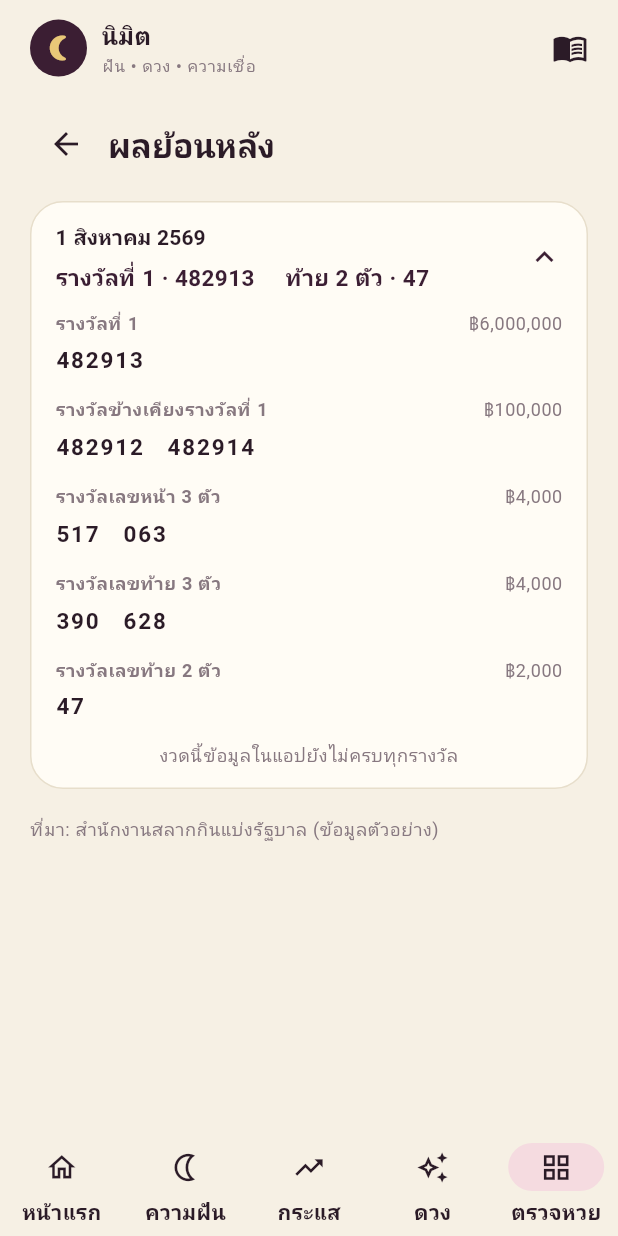
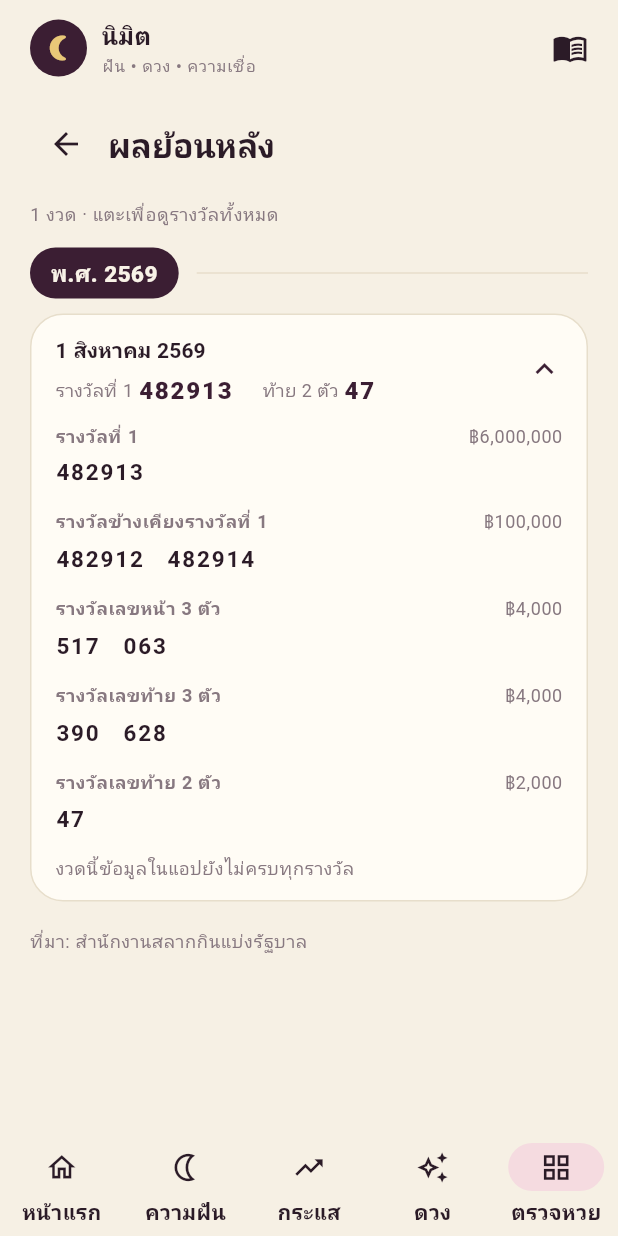
Before and after one commit to cheetahokok-sudo/Nimit, a Flutter app: the LotteryHistoryScreen screen opened by its route, after a tap on "1 สิงหาคม 2569", on a phone screen of 412 x 824 dp. Run offline on Flutter 3.47's test engine with Material 3 defaults, Android fonts, the phone set to English and light mode, and no system bars; our stand-ins replace flutter_riverpod, go_router, google_fonts, shared_preferences; accounts and stored records are empty.

Commit message:
ผลย้อนหลัง: show two years, and make the year visible
Reported from the live app: the history list looked wrong — months appeared
twice in a row and the year never changed from 2569.

Both observations were right, though not for the reason they looked like. The
ORDER was correct (verified against live: newest-first, true). The real faults:

  1. Only 12 draws were loaded, so the list stopped at 1 กุมภาพันธ์ 2569 —
     six months, not the one-to-two years the product asks for. 2568 was
     simply never fetched.
  2. Thai lottery draws twice a month, so "16 พฤษภาคม" directly above
     "2 พฤษภาคม" is correct data — but with no year marker anywhere on screen
     it reads as duplicated rows.

Raising the limit was not an option. Measured against the live database,
lottery_recent_draws is 52 KB for 12 draws and 104 KB for 24, because every
draw carries all 173 numbers, nine tier objects with Thai names, and a repeated
source block including the full licence note. Two years would be ~208 KB sent
to a phone on mobile data so that a list showing two numbers per row could
ignore 95% of it.

So api.lottery_history returns ~140 bytes per draw — two years in 6.5 KB, 32x
smaller — and the 173 numbers for a งวด are fetched by api.lottery_draw(date)
only when that row is actually expanded. Rows now group under a พ.ศ. heading,
which is what makes the twice-a-month rhythm read as intentional.

yearBe is computed server-side rather than derived in Dart, so the grouping key
and the displayed label cannot disagree.

Assertions added: anon can execute all five read functions, and the light list
stays light — it fails if anyone reintroduces prizes/numbers into it, or drops
yearBe. 79 SQL assertions, 99 Flutter tests, analyzer clean.

Co-Authored-By: Claude Opus 5 <noreply@anthropic.com>

```diff
--- a/app/lib/data/mock/mock_repositories.dart
+++ b/app/lib/data/mock/mock_repositories.dart
@@ -152,6 +152,27 @@ class MockLotteryRepository implements LotteryRepository {
   }
 
   @override
+  Future<List<DrawSummary>> history({int limit = 48}) async {
+    await Future<void>.delayed(_latency);
+    return [
+      DrawSummary(
+        drawDate: _drawDate,
+        labelTh: '1 สิงหาคม 2569',
+        yearBe: 2569,
+        firstPrize: '482913',
+        last2: '47',
+        complete: false,
+      ),
+    ];
+  }
+
+  @override
+  Future<DrawResult> drawFor(DateTime date) async {
+    await Future<void>.delayed(_latency);
+    return _demoDraw();
+  }
+
+  @override
   Future<DigitStats> digitStats({int windowDraws = 24}) async {
     await Future<void>.delayed(_latency);
     return DigitStats(
--- a/app/lib/data/models/lottery.dart
+++ b/app/lib/data/models/lottery.dart
@@ -289,6 +289,43 @@ class BudgetState {
       );
 }
 
+/// One row of the ผลย้อนหลัง list.
+///
+/// Deliberately NOT a [DrawResult]. A full draw is ~4 KB because it carries all
+/// 173 numbers; two years of them is over 200 KB, which is a poor thing to send
+/// to a phone on mobile data for a list that shows two numbers per row. This
+/// carries ~140 bytes, and the full detail is fetched per draw only when a row
+/// is expanded.
+class DrawSummary {
+  const DrawSummary({
+    required this.drawDate,
+    required this.labelTh,
+    required this.yearBe,
+    this.firstPrize,
+    this.last2,
+    this.complete = true,
+  });
+
+  final DateTime drawDate;
+  final String labelTh;
+
+  /// Buddhist-era year, used to group the list. Two draws a month otherwise
+  /// reads as duplicated rows.
+  final int yearBe;
+  final String? firstPrize;
+  final String? last2;
+  final bool complete;
+
+  factory DrawSummary.fromJson(Map<String, dynamic> json) => DrawSummary(
+        drawDate: DateTime.parse(json['drawDate'] as String),
+        labelTh: json['labelTh'] as String? ?? '',
+        yearBe: (json['yearBe'] as num?)?.toInt() ?? 0,
+        firstPrize: json['first'] as String?,
+        last2: json['last2'] as String?,
+        complete: json['complete'] as bool? ?? true,
+      );
+}
+
 /// One bucket of the เลขท้าย 2 ตัว frequency table.
 class Last2Bucket {
   const Last2Bucket({required this.number, required this.count, this.lastSeen});
--- a/app/lib/data/providers.dart
+++ b/app/lib/data/providers.dart
@@ -86,6 +86,16 @@ final recentDrawsProvider = FutureProvider<List<DrawResult>>(
 final digitStatsProvider = FutureProvider<DigitStats>(
   (ref) => ref.watch(lotteryRepositoryProvider).digitStats(),
 );
+
+/// Two years of draws as a light list (~6 KB). The heavy per-draw detail is
+/// loaded on demand by [drawByDateProvider] when a row is expanded.
+final lotteryHistoryProvider = FutureProvider<List<DrawSummary>>(
+  (ref) => ref.watch(lotteryRepositoryProvider).history(),
+);
+
+final drawByDateProvider =
+    FutureProvider.family<DrawResult, DateTime>((ref, date) =>
+        ref.watch(lotteryRepositoryProvider).drawFor(date));
 
 /// The user's saved numbers checked against the latest announced draw.
 ///
--- a/app/lib/features/lottery/lottery_history_screen.dart
+++ b/app/lib/features/lottery/lottery_history_screen.dart
@@ -2,27 +2,32 @@ import 'package:flutter/material.dart';
 import 'package:flutter_riverpod/flutter_riverpod.dart';
 
 import '../../core/theme/nimit_theme.dart';
-import '../../core/utils/thai_date.dart';
 import '../../core/widgets/section.dart';
 import '../../data/models/lottery.dart';
 import '../../data/providers.dart';
 import 'lottery_sub_screen.dart';
 import 'lottery_widgets.dart';
 
-/// ผลย้อนหลัง — past draws, expandable to all 173 numbers.
+/// ผลย้อนหลัง — roughly two years of draws.
 ///
-/// The full tier lists live here rather than on the main screen because 173
-/// numbers would bury the one thing a user opens the app for on draw day.
+/// The list itself is deliberately light (date, รางวัลที่ 1, เลขท้าย 2 ตัว);
+/// all 173 numbers for a งวด are fetched only when that row is expanded. Two
+/// years the heavy way would be ~208 KB, which is not a reasonable thing to
+/// send to a phone on mobile data so that most of it can go unread.
+///
+/// Rows are grouped under a Buddhist-era year heading. Without one, the two
+/// draws every month (1st and 16th) read as duplicated rows — reported by a
+/// user looking at exactly this screen.
 class LotteryHistoryScreen extends ConsumerWidget {
   const LotteryHistoryScreen({super.key});
 
   @override
   Widget build(BuildContext context, WidgetRef ref) {
-    final draws = ref.watch(recentDrawsProvider);
+    final history = ref.watch(lotteryHistoryProvider);
 
     return LotterySubScreen(
       titleTh: 'ผลย้อนหลัง',
-      child: draws.when(
+      child: history.when(
         loading: () => const Padding(
           padding: EdgeInsets.symmetric(vertical: 40),
           child: Center(child: CircularProgressIndicator()),
@@ -30,36 +35,86 @@ class LotteryHistoryScreen extends ConsumerWidget {
         error: (e, _) => const SectionCard(
           child: DisclaimerText('ยังโหลดผลย้อนหลังไม่ได้ ลองใหม่อีกครั้ง'),
         ),
-        data: (list) => list.isEmpty
-            ? const SectionCard(
+        data: (list) {
+          if (list.isEmpty) {
+            return const SectionCard(
               child: DisclaimerText('ยังไม่มีผลย้อนหลังในแอป'),
-              )
-            : Column(
+            );
+          }
+
+          final children = <Widget>[];
+          int? currentYear;
+          for (final d in list) {
+            if (d.yearBe != currentYear) {
+              currentYear = d.yearBe;
+              children.add(Padding(
+                padding: EdgeInsets.only(
+                    top: children.isEmpty ? 0 : 18, bottom: 10),
+                child: _YearHeading(yearBe: d.yearBe),
+              ));
+            }
+            children.add(_DrawTile(summary: d));
+            children.add(const SizedBox(height: 10));
+          }
+
+          return Column(
             crossAxisAlignment: CrossAxisAlignment.start,
             children: [
-                  for (final draw in list) ...[
-                    _DrawTile(draw: draw),
-                    const SizedBox(height: 10),
+              Text('${list.length} งวด · แตะเพื่อดูรางวัลทั้งหมด',
+                  style: Theme.of(context)
+                      .textTheme
+                      .bodySmall!
+                      .copyWith(color: NimitColors.inkSoft)),
+              const SizedBox(height: 14),
+              ...children,
+              const SizedBox(height: 8),
+              const DisclaimerText('ที่มา: สำนักงานสลากกินแบ่งรัฐบาล'),
             ],
-                  const SizedBox(height: 8),
-                  DisclaimerText('ที่มา: ${list.first.sourceCustodianTh}'),
-                ],
-              ),
+          );
+        },
       ),
     );
   }
 }
 
-class _DrawTile extends StatelessWidget {
-  const _DrawTile({required this.draw});
+class _YearHeading extends StatelessWidget {
+  const _YearHeading({required this.yearBe});
 
-  final DrawResult draw;
+  final int yearBe;
 
   @override
   Widget build(BuildContext context) {
+    return Row(
+      children: [
+        Container(
+          padding: const EdgeInsets.symmetric(horizontal: 14, vertical: 6),
+          decoration: BoxDecoration(
+            color: NimitColors.aubergine,
+            borderRadius: BorderRadius.circular(999),
+          ),
+          child: Text('พ.ศ. $yearBe',
+              style: const TextStyle(
+                color: NimitColors.onDark,
+                fontSize: 15,
+                fontWeight: FontWeight.w800,
+                fontFeatures: [FontFeature.tabularFigures()],
+              )),
+        ),
+        const SizedBox(width: 12),
+        const Expanded(child: Divider(color: NimitColors.border, height: 1)),
+      ],
+    );
+  }
+}
+
+class _DrawTile extends ConsumerWidget {
+  const _DrawTile({required this.summary});
+
+  final DrawSummary summary;
+
+  @override
+  Widget build(BuildContext context, WidgetRef ref) {
     final textTheme = Theme.of(context).textTheme;
-    final first = draw.tier('first')?.numbers.firstOrNull ?? '—';
-    final last2 = draw.tier('last2')?.numbers.firstOrNull ?? '—';
 
     return SectionCard(
       padding: EdgeInsets.zero,
@@ -70,21 +125,41 @@ class _DrawTile extends StatelessWidget {
           collapsedShape: const Border(),
           tilePadding: const EdgeInsets.symmetric(horizontal: 16),
           childrenPadding: const EdgeInsets.fromLTRB(16, 0, 16, 14),
-          title: Text(formatThaiDate(draw.drawDate),
-              style: textTheme.titleSmall!
-                  .copyWith(fontWeight: FontWeight.w700)),
+          title: Text(summary.labelTh,
+              style:
+                  textTheme.titleSmall!.copyWith(fontWeight: FontWeight.w700)),
           subtitle: Padding(
             padding: const EdgeInsets.only(top: 4),
-            child: Text(
-              'รางวัลที่ 1 · $first     ท้าย 2 ตัว · $last2',
-              style: const TextStyle(
-                fontSize: 15,
-                fontWeight: FontWeight.w700,
-                color: NimitColors.aubergine,
-                fontFeatures: [FontFeature.tabularFigures()],
+            child: Row(
+              children: [
+                _MiniPrize(
+                    labelTh: 'รางวัลที่ 1', value: summary.firstPrize ?? '—'),
+                const SizedBox(width: 20),
+                _MiniPrize(
+                    labelTh: 'ท้าย 2 ตัว', value: summary.last2 ?? '—'),
+              ],
             ),
           ),
+          // The 173 numbers load only when the user asks for them.
+          onExpansionChanged: (open) {
+            if (open) ref.read(drawByDateProvider(summary.drawDate));
+          },
+          children: [
+            Consumer(builder: (context, ref, _) {
+              final full = ref.watch(drawByDateProvider(summary.drawDate));
+              return full.when(
+                loading: () => const Padding(
+                  padding: EdgeInsets.symmetric(vertical: 20),
+                  child: Center(
+                      child: SizedBox(
+                          width: 22,
+                          height: 22,
+                          child: CircularProgressIndicator(strokeWidth: 2))),
                 ),
+                error: (e, _) =>
+                    const DisclaimerText('โหลดรายละเอียดงวดนี้ไม่สำเร็จ'),
+                data: (draw) => Column(
+                  crossAxisAlignment: CrossAxisAlignment.start,
                   children: [
                     for (final tier in draw.prizes)
                       Padding(
@@ -107,7 +182,9 @@ class _DrawTile extends StatelessWidget {
                             ),
                             const SizedBox(height: 4),
                             Text(
-                      tier.numbers.isEmpty ? '—' : tier.numbers.join('   '),
+                              tier.numbers.isEmpty
+                                  ? '—'
+                                  : tier.numbers.join('   '),
                               style: const TextStyle(
                                 fontSize: 15,
                                 height: 1.6,
@@ -121,10 +198,41 @@ class _DrawTile extends StatelessWidget {
                         ),
                       ),
                     if (!draw.complete)
-              const DisclaimerText('งวดนี้ข้อมูลในแอปยังไม่ครบทุกรางวัล'),
+                      const DisclaimerText(
+                          'งวดนี้ข้อมูลในแอปยังไม่ครบทุกรางวัล'),
+                  ],
+                ),
+              );
+            }),
           ],
         ),
       ),
     );
   }
 }
+
+class _MiniPrize extends StatelessWidget {
+  const _MiniPrize({required this.labelTh, required this.value});
+
+  final String labelTh;
+  final String value;
+
+  @override
+  Widget build(BuildContext context) {
+    return Row(
+      mainAxisSize: MainAxisSize.min,
+      children: [
+        Text('$labelTh ',
+            style: const TextStyle(fontSize: 12, color: NimitColors.inkSoft)),
+        Text(value,
+            style: const TextStyle(
+              fontSize: 16,
+              fontWeight: FontWeight.w800,
+              letterSpacing: 1.2,
+              color: NimitColors.aubergine,
+              fontFeatures: [FontFeature.tabularFigures()],
+            )),
+      ],
+    );
+  }
+}
```
Also changed, not shown: app/lib/data/remote/postgrest_lottery_repository.dart (+23 -0 lines), app/lib/data/repositories/repositories.dart (+11 -1 lines), 4 other files. Lines whose indentation alone changed are shown as unchanged.
